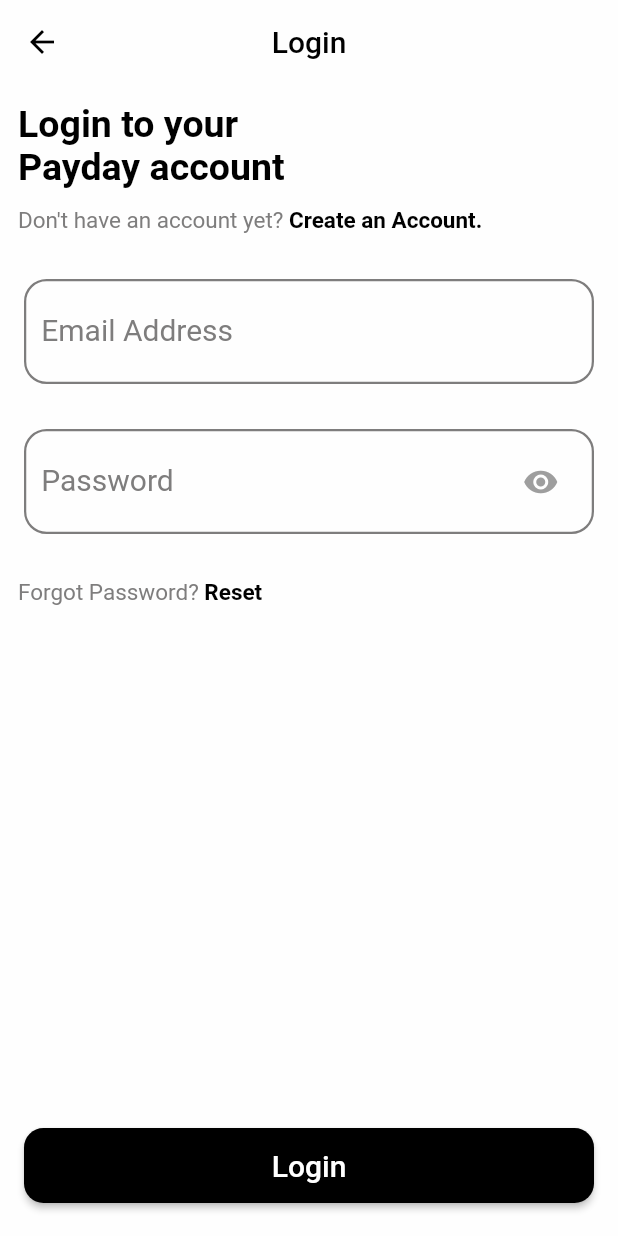
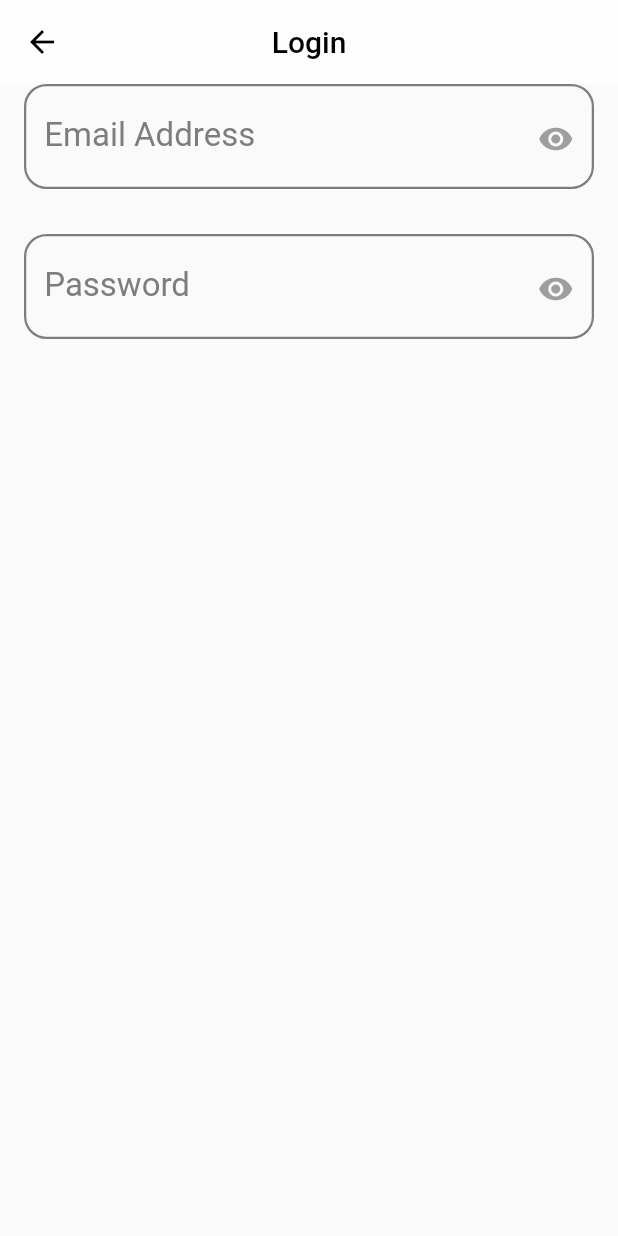
Before and after one commit to TonyoGodson/MyPaydayApp, a Flutter app: the screen it shows after launch, on a phone screen of 412 x 824 dp. Run offline on Flutter 3.47's test engine with Material 2 defaults, Android fonts, the phone set to English and light mode, and no system bars.

Commit message:
login screen class changed

```diff
--- /dev/null
+++ b/lib/app_screens/payday_login_screen.dart
@@ -0,0 +1,54 @@
+import 'package:flutter/cupertino.dart';
+import 'package:flutter/material.dart';
+import 'package:my_run_app/utils/reusable_widgets.dart';
+
+class PaydayLogin extends StatefulWidget{
+  const PaydayLogin({Key? key}): super(key: key);
+
+  @override
+  State<StatefulWidget> createState() {
+    return PaydayLoginState();
+  }
+
+}
+
+class PaydayLoginState extends State<PaydayLogin> {
+
+  TextEditingController _passwordTextController = TextEditingController();
+  TextEditingController _emailTextController = TextEditingController();
+
+  late String _email;
+  late String _password;
+  final GlobalKey<FormState> _formkey = GlobalKey<FormState>();
+
+  @override
+  Widget build(BuildContext context) {
+    return Scaffold(appBar: AppBar(
+      leading: IconButton(
+        icon: Icon(Icons.arrow_back, color: Colors.black),
+        onPressed: () {
+          // Handle back button press
+          Navigator.pop(context);
+        },
+      ),
+      title: const Text(
+        "Login",
+        style: TextStyle(
+            color: Colors.black
+        ),
+      ),
+      centerTitle: true,
+      backgroundColor: Colors.white70,
+      elevation: 0,
+    ),
+      body: Center(
+    child:  Container(
+        // margin: EdgeInsets.all(15.0),
+        child: Column(
+          children: [
+            reusableTextField("Email Address",/* Icons.email,*/ false, _emailTextController, Icons.toggle_off),
+            const SizedBox(height: 30,),
+            reusableTextField("Password", /*Icons.lock,*/ true, _passwordTextController, Icons.toggle_off)
+    ],),),));
+  }
+}
--- a/lib/app_screens/pin_screen.dart
+++ b/lib/app_screens/pin_screen.dart
@@ -40,7 +40,7 @@
                     ],
                   ),
                   EnterASecurePin(),
-                  PinPad(),
+                  PinpPad()
                 ]))));
   }
 }
--- a/lib/main.dart
+++ b/lib/main.dart
@@ -5,6 +5,7 @@
 import 'package:my_run_app/app_screens/create_account_screen.dart';
 import 'package:my_run_app/app_screens/set_email_and_password_screen.dart';
 
+import 'app_screens/payday_login_screen.dart';
 import 'app_screens/tag_screen.dart';
 
 void main() => runApp(MyPayDayApp());
@@ -15,26 +16,8 @@
     return MaterialApp(
         debugShowCheckedModeBanner: false,
         title: "Payday App",
-        home: LoginScreen()
+        // home: LoginScreen()
+        home: PaydayLogin()
     );
   }
 }
-
-
-
-
-// class  CounterApp extends StatelessWidget{
-//   @override
-//   Widget build(BuildContext context) {
-//     return MaterialApp(
-//       debugShowCheckedModeBanner: false,
-//         title: "Tonyo App",
-//         home: Scaffold(
-//           appBar: AppBar(
-//             title: const Text("Counter App"),
-//           ),
-//           body: FirstScreen()
-//         )
-//     );
-//   }
-// }
--- /dev/null
+++ b/lib/utils/reusable_widgets.dart
@@ -0,0 +1,52 @@
+import 'package:flutter/material.dart';
+
+Container reusableTextField(String text, /*IconData icon*/ bool isPasswordType,
+    TextEditingController controller, IconData icon){
+  return Container(
+      width: 380.0,
+      height: 70.0,
+      padding: EdgeInsets.only(top: 15.0, bottom: 15.0),
+  // margin: EdgeInsets.only(top: 30.0),
+  decoration: BoxDecoration(
+  border: Border.all(
+  color: Color(0xff7E7D7D),
+  width: 1.5,
+  ),
+  borderRadius: BorderRadius.circular(15.0),
+  ),
+  child: TextSelectionTheme(
+  data: TextSelectionThemeData(
+  cursorColor: Colors.black.withOpacity(1.0), // Set the cursor color
+  ),
+  child: TextField(
+    controller: controller,
+    obscureText: isPasswordType,
+    enableSuggestions: !isPasswordType,
+    autocorrect: !isPasswordType,
+    cursorColor: Colors.black,
+    style: TextStyle(color: Colors.black.withOpacity(1.0), fontSize: 22.0),
+    decoration: InputDecoration(/*prefixIcon: Icon(icon, color: Colors.black),*/
+    labelText: text, labelStyle: const TextStyle(color: Color(0xff7E7D7D)),
+    // filled: true,
+    floatingLabelBehavior: FloatingLabelBehavior.auto,
+    fillColor: Colors.black.withOpacity(0.3),
+    border: OutlineInputBorder(
+      borderRadius: BorderRadius.circular(15),
+      borderSide: const BorderSide(width: 0, style: BorderStyle.none)
+    ),
+    suffixIcon: IconButton(
+          icon: Icon(
+            Icons.visibility,
+            // obscureText ? Icons.visibility_off : Icons.visibility,
+            color: Colors.grey,
+          ),
+          onPressed: () {
+            //   setState(() {
+            //     obscureText = !obscureText;
+            //   });
+          },)),
+    keyboardType: isPasswordType
+        ? TextInputType.visiblePassword
+        : TextInputType.emailAddress,)
+  ));
+}
```
Also changed, not shown: lib/widgets/buttons.dart (+66 -9 lines).
